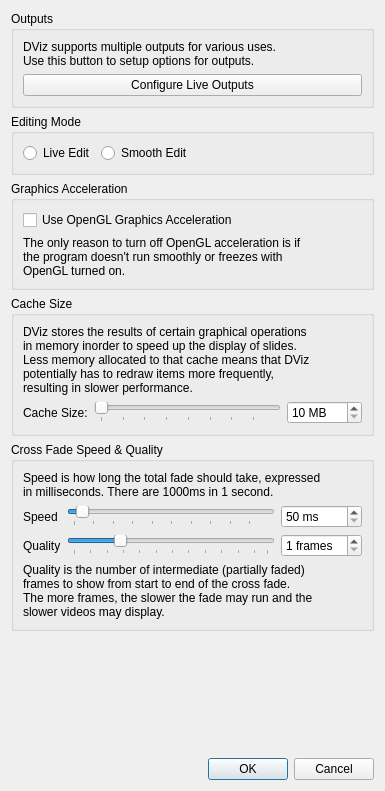
First picture: the form in src/AppSettingsDialog.ui, repository google-code-export/dviz, before the edit.
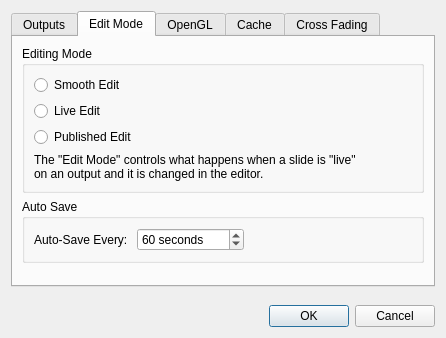
Second picture: the form after the edit. Icons and pictures are not drawn.

Patch:
```diff
--- a/src/AppSettingsDialog.ui
+++ b/src/AppSettingsDialog.ui
@@ -6,8 +6,8 @@
    <rect>
     <x>0</x>
     <y>0</y>
-    <width>385</width>
-    <height>791</height>
+    <width>446</width>
+    <height>338</height>
    </rect>
   </property>
   <property name="windowTitle">
@@ -15,6 +15,16 @@
   </property>
   <layout class="QVBoxLayout" name="verticalLayout_2">
    <item>
+    <widget class="QTabWidget" name="tabWidget">
+     <property name="currentIndex">
+      <number>1</number>
+     </property>
+     <widget class="QWidget" name="tab">
+      <attribute name="title">
+       <string>Outputs</string>
+      </attribute>
+      <layout class="QVBoxLayout" name="verticalLayout_9">
+       <item>
     <widget class="QGroupBox" name="groupBox_2">
      <property name="title">
       <string>Outputs</string>
@@ -42,21 +52,31 @@
     </widget>
    </item>
    <item>
+        <spacer name="verticalSpacer_2">
+         <property name="orientation">
+          <enum>Qt::Vertical</enum>
+         </property>
+         <property name="sizeHint" stdset="0">
+          <size>
+           <width>20</width>
+           <height>40</height>
+          </size>
+         </property>
+        </spacer>
+       </item>
+      </layout>
+     </widget>
+     <widget class="QWidget" name="tab_2">
+      <attribute name="title">
+       <string>Edit Mode</string>
+      </attribute>
+      <layout class="QVBoxLayout" name="verticalLayout_8">
+       <item>
     <widget class="QGroupBox" name="groupBox_5">
      <property name="title">
       <string>Editing Mode</string>
      </property>
-     <layout class="QHBoxLayout" name="horizontalLayout_2">
-      <item>
-       <widget class="QRadioButton" name="editModeLive">
-        <property name="toolTip">
-         <string>Live Edit Mode means that the instant a change is made in the editor, the live slide will cut right to that change, no cross fade.</string>
-        </property>
-        <property name="text">
-         <string>Live Edit</string>
-        </property>
-       </widget>
-      </item>
+         <layout class="QVBoxLayout" name="verticalLayout_12">
       <item>
        <widget class="QRadioButton" name="editModeSmooth">
         <property name="toolTip">
@@ -68,7 +88,72 @@
        </widget>
       </item>
       <item>
-       <spacer name="horizontalSpacer">
+           <widget class="QRadioButton" name="editModeLive">
+            <property name="toolTip">
+             <string>Live Edit Mode means that the instant a change is made in the editor, the live slide will cut right to that change, no cross fade.</string>
+            </property>
+            <property name="text">
+             <string>Live Edit</string>
+            </property>
+           </widget>
+          </item>
+          <item>
+           <widget class="QRadioButton" name="radioButton">
+            <property name="text">
+             <string>Published Edit</string>
+            </property>
+           </widget>
+          </item>
+          <item>
+           <widget class="QLabel" name="label_10">
+            <property name="text">
+             <string>The &quot;Edit Mode&quot; controls what happens when a slide is &quot;live&quot;
+on an output and it is changed in the editor.</string>
+            </property>
+           </widget>
+          </item>
+         </layout>
+        </widget>
+       </item>
+       <item>
+        <widget class="QGroupBox" name="groupBox_6">
+         <property name="title">
+          <string>Auto Save</string>
+         </property>
+         <layout class="QVBoxLayout" name="verticalLayout_11">
+          <item>
+           <layout class="QHBoxLayout" name="horizontalLayout_3">
+            <item>
+             <widget class="QLabel" name="label_9">
+              <property name="text">
+               <string>Auto-Save Every: </string>
+              </property>
+             </widget>
+            </item>
+            <item>
+             <widget class="QSpinBox" name="autosaveBox">
+              <property name="specialValueText">
+               <string>( No Autosave )</string>
+              </property>
+              <property name="suffix">
+               <string> seconds</string>
+              </property>
+              <property name="minimum">
+               <number>0</number>
+              </property>
+              <property name="maximum">
+               <number>3600</number>
+              </property>
+              <property name="singleStep">
+               <number>30</number>
+              </property>
+              <property name="value">
+               <number>60</number>
+              </property>
+             </widget>
+            </item>
+            <item>
+             <spacer name="horizontalSpacer_2">
         <property name="orientation">
          <enum>Qt::Horizontal</enum>
         </property>
@@ -81,8 +166,30 @@
        </spacer>
       </item>
      </layout>
-    </widget>
-   </item>
+          </item>
+         </layout>
+        </widget>
+       </item>
+       <item>
+        <spacer name="verticalSpacer_3">
+         <property name="orientation">
+          <enum>Qt::Vertical</enum>
+         </property>
+         <property name="sizeHint" stdset="0">
+          <size>
+           <width>20</width>
+           <height>40</height>
+          </size>
+         </property>
+        </spacer>
+       </item>
+      </layout>
+     </widget>
+     <widget class="QWidget" name="tab_3">
+      <attribute name="title">
+       <string>OpenGL</string>
+      </attribute>
+      <layout class="QVBoxLayout" name="verticalLayout_7">
    <item>
     <widget class="QGroupBox" name="groupBox">
      <property name="title">
@@ -114,6 +221,26 @@
     </widget>
    </item>
    <item>
+        <spacer name="verticalSpacer_4">
+         <property name="orientation">
+          <enum>Qt::Vertical</enum>
+         </property>
+         <property name="sizeHint" stdset="0">
+          <size>
+           <width>20</width>
+           <height>40</height>
+          </size>
+         </property>
+        </spacer>
+       </item>
+      </layout>
+     </widget>
+     <widget class="QWidget" name="tab_4">
+      <attribute name="title">
+       <string>Cache</string>
+      </attribute>
+      <layout class="QVBoxLayout" name="verticalLayout_6">
+       <item>
     <widget class="QGroupBox" name="groupBox_3">
      <property name="title">
       <string>Cache Size</string>
@@ -186,6 +313,26 @@
     </widget>
    </item>
    <item>
+        <spacer name="verticalSpacer_5">
+         <property name="orientation">
+          <enum>Qt::Vertical</enum>
+         </property>
+         <property name="sizeHint" stdset="0">
+          <size>
+           <width>20</width>
+           <height>40</height>
+          </size>
+         </property>
+        </spacer>
+       </item>
+      </layout>
+     </widget>
+     <widget class="QWidget" name="tab_5">
+      <attribute name="title">
+       <string>Cross Fading</string>
+      </attribute>
+      <layout class="QVBoxLayout" name="verticalLayout_10">
+       <item>
     <widget class="QGroupBox" name="groupBox_4">
      <property name="title">
       <string>Cross Fade Speed &amp;&amp; Quality</string>
@@ -316,6 +463,23 @@
        </widget>
       </item>
      </layout>
+        </widget>
+       </item>
+       <item>
+        <spacer name="verticalSpacer_6">
+         <property name="orientation">
+          <enum>Qt::Vertical</enum>
+         </property>
+         <property name="sizeHint" stdset="0">
+          <size>
+           <width>20</width>
+           <height>40</height>
+          </size>
+         </property>
+        </spacer>
+       </item>
+      </layout>
+     </widget>
     </widget>
    </item>
    <item>
```
Lines whose indentation alone changed are shown as unchanged.
